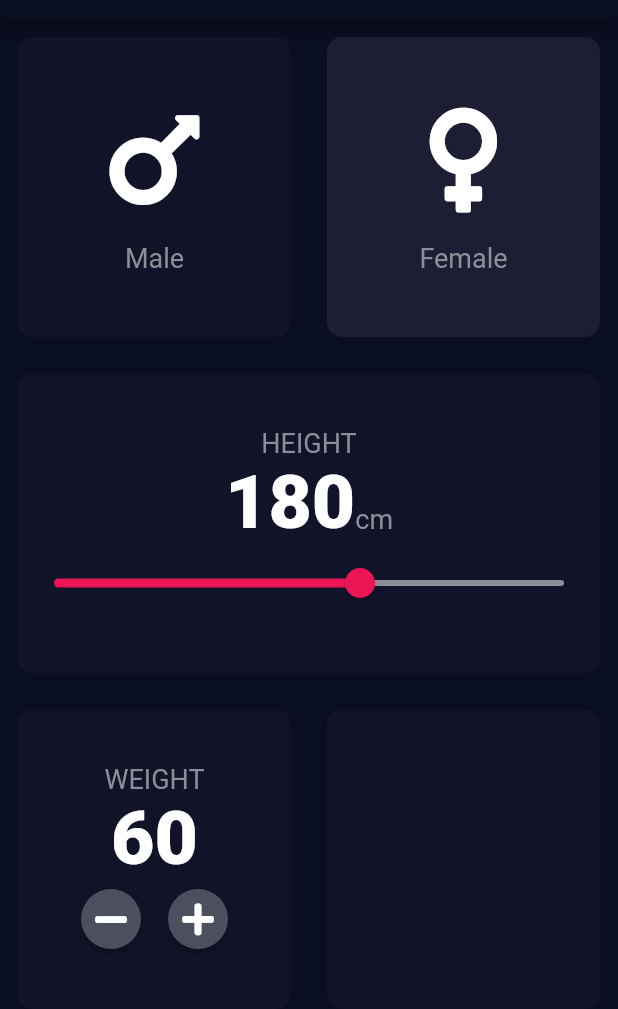
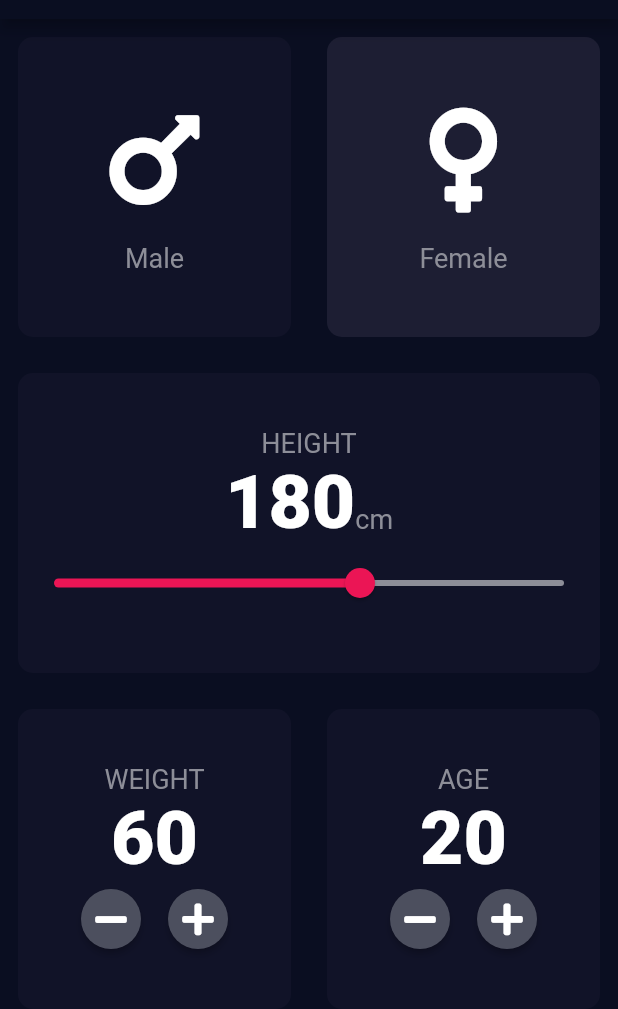
Before and after one commit to jvsena42/bmi_calculator, a Flutter app: the screen it shows after launch, on a phone screen of 412 x 824 dp, the part 65-1074 px from its top. Run offline on Flutter 3.47's test engine with Material 2 defaults, Android fonts, the phone set to English and light mode, and no system bars; our stand-ins replace font_awesome_flutter.

Commit message:
feat: age card

```diff
--- a/lib/input_page.dart
+++ b/lib/input_page.dart
@@ -19,6 +19,7 @@ class _InputPageState extends State<InputPage> {
   Color femaleColor = kActiveCardColor;
   int height = 180;
   int weight = 60;
+  int age = 20;
 
   void updateColor(Gender gender) {
     setState(() {
@@ -136,7 +137,44 @@ class _InputPageState extends State<InputPage> {
                     ],
                   ),
                 ),
-                CustomCard(),
+                CustomCard(
+                  cardChild: Column(
+                    mainAxisAlignment: MainAxisAlignment.center,
+                    children: [
+                      Text(
+                        'AGE',
+                        style: kLabelStyle,
+                      ),
+                      Text(
+                        age.toString(),
+                        style: kNumberTextStyle,
+                      ),
+                      Row(
+                        mainAxisAlignment: MainAxisAlignment.center,
+                        children: [
+                          RoundIconButton(
+                            isAdd: false,
+                            onPress: () {
+                              setState(() {
+                                age--;
+                              });
+                            },
+                          ),
+                          SizedBox(
+                            width: 10.0,
+                          ),
+                          RoundIconButton(
+                            onPress: () {
+                              setState(() {
+                                age++;
+                              });
+                            },
+                          ),
+                        ],
+                      )
+                    ],
+                  ),
+                ),
               ],
             ),
           ),
```
